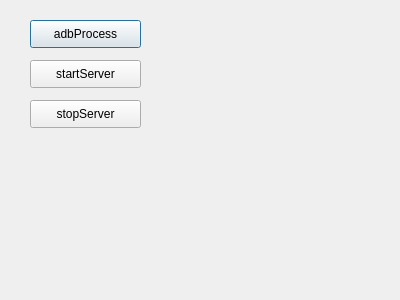
Qt form src/dialog.ui (barry-ran/QtScrcpy) before a commit.
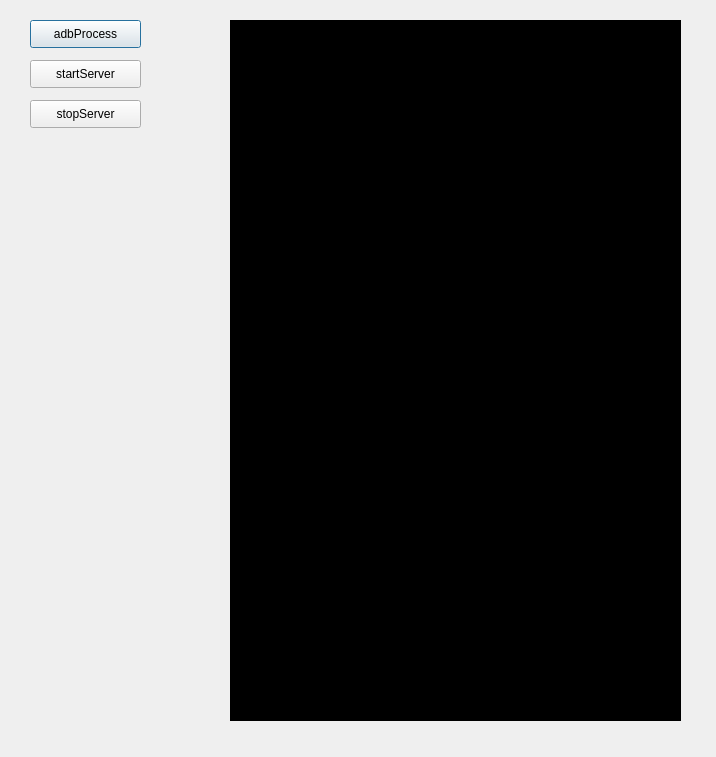
The same form after that commit.

Patch:
```diff
--- a/src/dialog.ui
+++ b/src/dialog.ui
@@ -6,8 +6,8 @@
    <rect>
     <x>0</x>
     <y>0</y>
-    <width>400</width>
-    <height>300</height>
+    <width>716</width>
+    <height>757</height>
    </rect>
   </property>
   <property name="windowTitle">
@@ -52,6 +52,22 @@
     <string>stopServer</string>
    </property>
   </widget>
+  <widget class="QLabel" name="imgLabel">
+   <property name="geometry">
+    <rect>
+     <x>230</x>
+     <y>20</y>
+     <width>451</width>
+     <height>701</height>
+    </rect>
+   </property>
+   <property name="styleSheet">
+    <string notr="true">background-color: rgb(0, 0, 0);</string>
+   </property>
+   <property name="text">
+    <string/>
+   </property>
+  </widget>
  </widget>
  <layoutdefault spacing="6" margin="11"/>
  <resources/>
```
